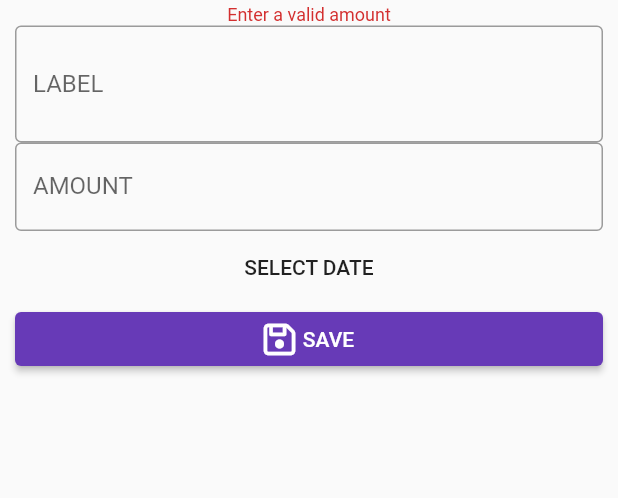
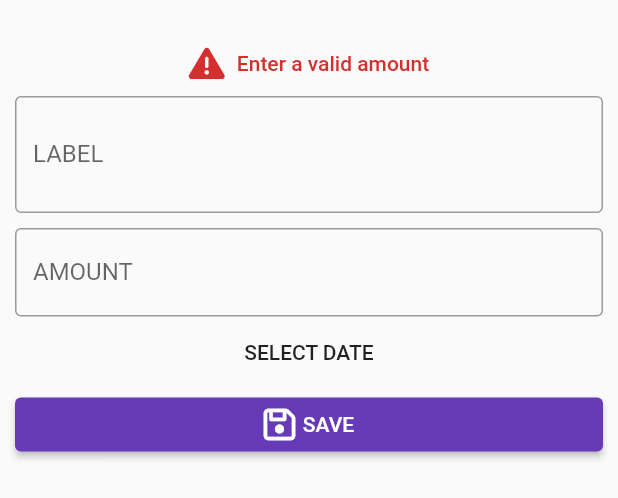
Before and after one commit to ANTONINEUTRON/envelope_budget_app, a Flutter app: the AddBudget widget shown alone on an empty page, opened directly, after a tap on "SAVE", on a phone screen of 412 x 824 dp. Shown: the top 498 px of the screen. Run offline on Flutter 3.47's test engine with Material 2 defaults, Android fonts, the phone set to English and light mode, and no system bars; our stand-ins replace bottom_navy_bar, equatable, flutter_bloc, font_awesome_flutter, google_fonts, shared_preferences; accounts and stored records are empty.

Commit message:
Budget Addition TESTED and WORKIZNG

```diff
--- a/lib/features/budgets/ui/widgets/add_budget.dart
+++ b/lib/features/budgets/ui/widgets/add_budget.dart
@@ -1,7 +1,9 @@
 import 'package:envelope_budget_app/features/budgets/ui/widgets/close_modal.dart';
+import 'package:envelope_budget_app/utils/helpers_functions.dart';
 import 'package:flutter/material.dart';
 import 'package:flutter_bloc/flutter_bloc.dart';
 import 'package:font_awesome_flutter/font_awesome_flutter.dart';
+import 'package:intl/intl.dart';
 
 import '../../../../utils/error_text_widget.dart';
 import '../bloc/budget_bloc.dart';
@@ -14,28 +16,38 @@ class AddBudget extends StatefulWidget {
 }
 
 class _AddBudgetState extends State<AddBudget> {
-  var label = '';
-  var amount = 0.0;
-  DateTime deadline = DateTime.now();
-  var errorMsg = '';
+  var _label = '';
+  var _amount = 0.0;
+  DateTime _deadline = DateTime.now();
+  var _errorMsg = '';
 
   @override
   Widget build(BuildContext context) {
     return Container(
-      padding: const EdgeInsets.fromLTRB(10, 3, 10, 5),
+      padding: EdgeInsets.fromLTRB(10, 30, 10,
+          getBottomPaddingForKeyboardToShow(
+              MediaQuery.of(context).viewInsets.bottom)),
       child: ListView(
         shrinkWrap: true,
         children: [
-          ErrorTextWidget(errorMsg: errorMsg),
+          ErrorTextWidget(errorMsg: _errorMsg),
           TextField(
             maxLines: 2,
+            onChanged: (newLabel){
+              setState(()=>_label=newLabel);
+            },
             decoration: InputDecoration(
                 labelText: "LABEL",
                 border: OutlineInputBorder()
             ),
           ),
-          TextField(
+          Padding(
+            padding: const EdgeInsets.only(top:10.0),
+            child: TextField(
               maxLines: 1,
+              onChanged: (newAmount){
+                setState(()=>_amount = double.tryParse(newAmount) ?? 0.0);
+              },
               decoration: InputDecoration(
                   labelText: "AMOUNT",
                   hintText: "0.0",
@@ -43,9 +55,25 @@ class _AddBudgetState extends State<AddBudget> {
               ),
               keyboardType: TextInputType.numberWithOptions(decimal: true),
             ),
+          ),
           MaterialButton(
-            onPressed: (){},
-            child: Text("SELECT DATE"),
+            onPressed: (){
+              showDatePicker(
+                  context: context,
+                  initialDate: DateTime.now(),
+                  firstDate: DateTime.now(),
+                  lastDate: DateTime(2100)
+              ).then((value){
+                setState((){
+                  _deadline = value ?? DateTime.now();
+                });
+              });
+            },
+            child: Text(
+              _deadline.isBefore(DateTime.now())
+                  ? "SELECT DATE"
+                  : DateFormat('E, MMM dd y').format(_deadline)
+            ),
           ),
           ElevatedButton(
             onPressed: (){
@@ -53,9 +81,12 @@ class _AddBudgetState extends State<AddBudget> {
               if(_areInputsValid()){
                 //pass value to bloc for saving
                 context.read<BudgetBloc>()
-                    .saveBudget(label: label, amount: amount, deadline: deadline);
+                    .saveBudget(label: _label, amount: _amount, deadline: _deadline);
                 // and close modal when saved
                 Navigator.pop(context);
+                ScaffoldMessenger.of(context).showSnackBar(
+                  SnackBar(content: Text("$_label Added Successfully"))
+                );
               }
             },
             child:  Row(
@@ -77,19 +108,19 @@ class _AddBudgetState extends State<AddBudget> {
   }
 
   bool _areInputsValid() {
-    if(amount <= 0){
+    if(_amount <= 0){
       setState(() {
-        errorMsg = "Enter a valid amount";
+        _errorMsg = "Enter a valid amount";
       });
       return false;
-    }else if(label.length < 2){
+    }else if(_label.length < 2){
       setState(() {
-        errorMsg = "Enter a valid label for identifying this budget";
+        _errorMsg = "Enter a valid label for identifying this budget";
       });
       return false;
-    }else if(deadline?.isBefore(DateTime.now()) ?? true){
+    }else if(_deadline.isBefore(DateTime.now()) ?? true){
       setState(() {
-        errorMsg = "Enter a valid deadline date";
+        _errorMsg = "Enter a valid deadline date";
       });
       return false;
     }
--- a/lib/utils/error_text_widget.dart
+++ b/lib/utils/error_text_widget.dart
@@ -1,4 +1,5 @@
 import 'package:flutter/material.dart';
+import 'package:font_awesome_flutter/font_awesome_flutter.dart';
 
 class ErrorTextWidget extends StatelessWidget {
   const ErrorTextWidget({
@@ -10,15 +11,25 @@ class ErrorTextWidget extends StatelessWidget {
 
   @override
   Widget build(BuildContext context) {
-    return Center(
+    return Padding(
+      padding: const EdgeInsets.only(bottom:10.0),
       child: errorMsg.isEmpty
           ? Container()
-          : Text(
-        errorMsg,
-        style: Theme.of(context).textTheme.labelMedium?.copyWith(
-            color: Colors.red.shade700
-        ),
-      ),
+          : Row(
+            mainAxisAlignment: MainAxisAlignment.center,
+            children: [
+              FaIcon(FontAwesomeIcons.warning, color: Colors.red.shade700,),
+              Padding(
+                padding: const EdgeInsets.only(left: 8.0),
+                child: Text(
+                  errorMsg,
+                  style: Theme.of(context).textTheme.labelLarge?.copyWith(
+                          color: Colors.red.shade700
+                  ),
+                ),
+              ),
+            ],
+          ),
     );
   }
 }
--- a/lib/utils/helpers_functions.dart
+++ b/lib/utils/helpers_functions.dart
@@ -0,0 +1,3 @@
+
+double getBottomPaddingForKeyboardToShow(double bottomPadding)
+=> bottomPadding > 50 ? bottomPadding - 50 : bottomPadding;
--- a/pubspec.yaml
+++ b/pubspec.yaml
@@ -40,6 +40,7 @@ dependencies:
   google_fonts: ^3.0.1
   shared_preferences: ^2.0.15
   equatable: ^2.0.5
+  intl: ^0.18.0
 
 dev_dependencies:
   flutter_test:
```
Also changed, not shown: pubspec.lock. Lines whose indentation alone changed are shown as unchanged.
